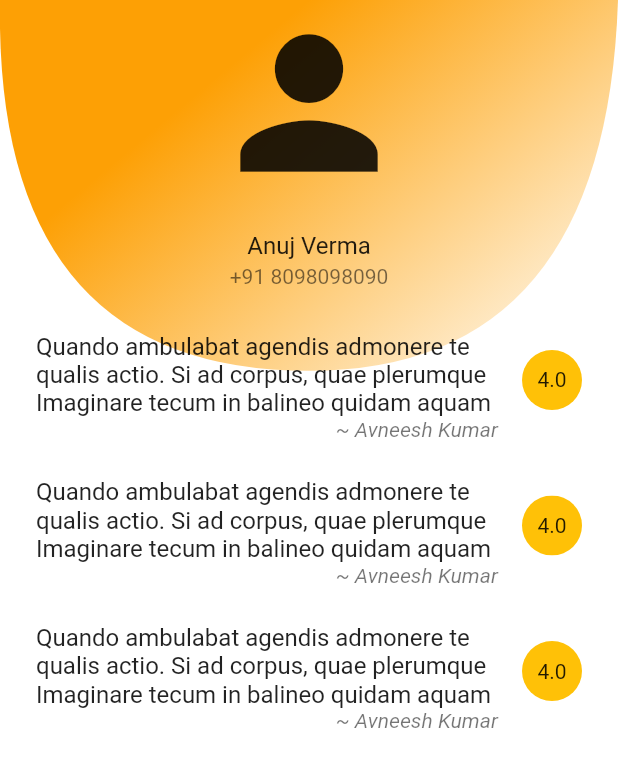
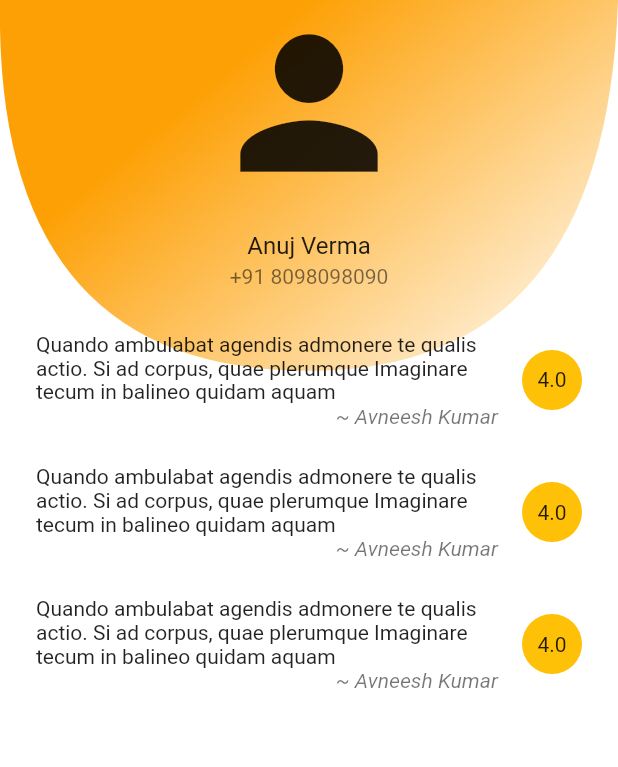
Before and after one commit to Elemento24/DSCWoW_Mysuru-Toursim, a Flutter app: the ProfileVolunteerScreen screen opened directly, on a phone screen of 412 x 824 dp. Shown: the top 767 px of the screen. Run offline on Flutter 3.47's test engine with Material 2 defaults, Android fonts, the phone set to English and light mode, and no system bars; our stand-ins replace flutter_dotenv, shared_preferences; accounts and stored records are empty; statements that could not run were skipped.

Commit message:
Fix some warnings!

```diff
--- a/lib/widgets/review_card.dart
+++ b/lib/widgets/review_card.dart
@@ -18,14 +18,19 @@ class ReviewCard extends StatelessWidget {
       padding: const EdgeInsets.all(8.0),
       child: ListTile(
         tileColor: Colors.white70,
-        title: Text('${message}'),
-        subtitle: Text("~ ${author}",
-            style: TextStyle(fontStyle: FontStyle.italic),
-            textAlign: TextAlign.right),
+        title: Text(
+          '$message',
+          style: TextStyle(fontSize: 14),
+        ),
+        subtitle: Text(
+          "~ $author",
+          style: TextStyle(fontStyle: FontStyle.italic),
+          textAlign: TextAlign.right,
+        ),
         trailing: ClipRRect(
           borderRadius: BorderRadius.all(Radius.circular(50)),
           child: Container(
-            child: Text('${rating}'),
+            child: Text('$rating'),
             color: Colors.amber,
             height: 40,
             width: 40,
```
